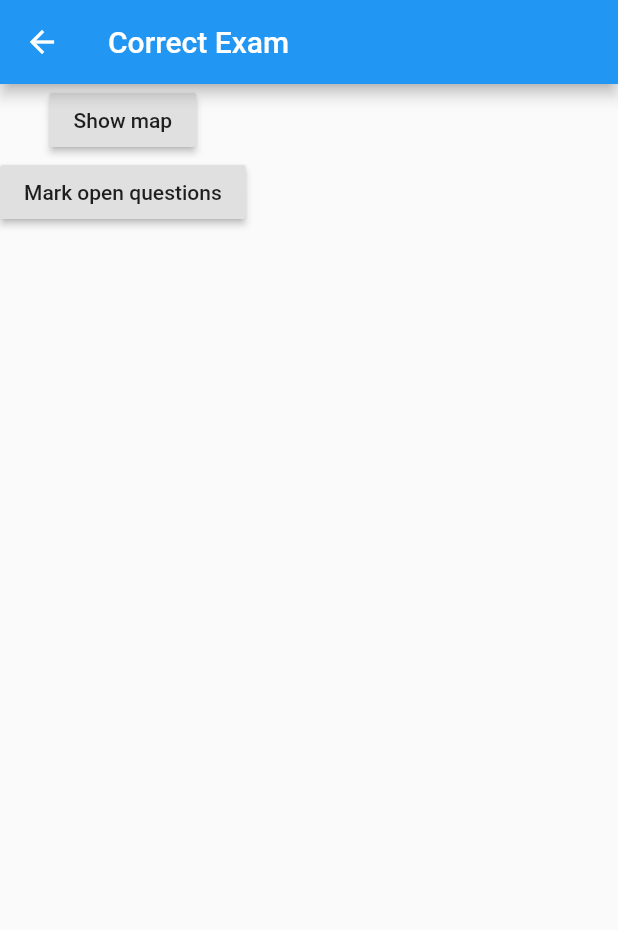
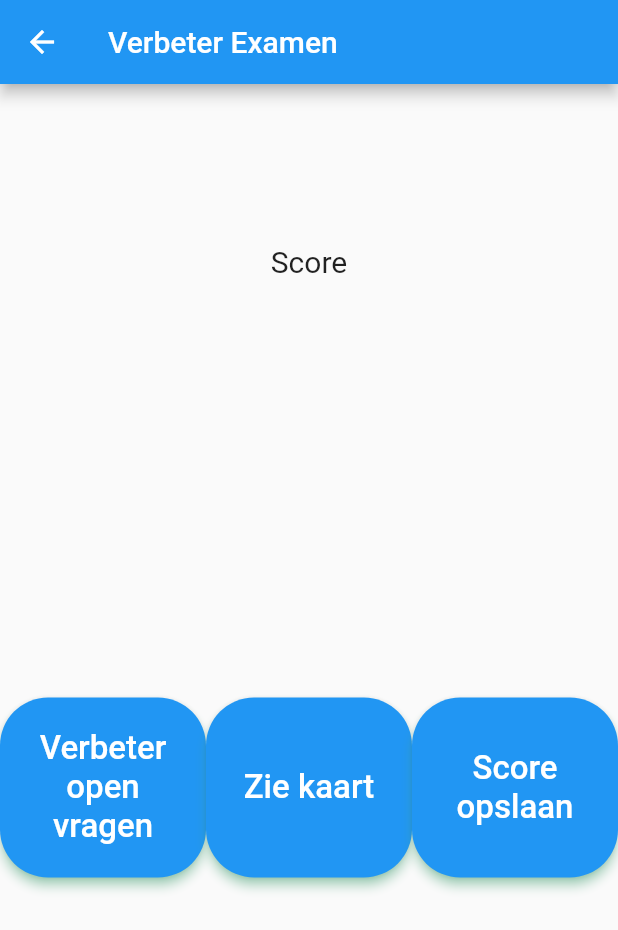
Before and after one commit to SaadiMohamed/IntroMobileGroep-9, a Flutter app: the CorrectExam screen opened directly with empty values, on a phone screen of 412 x 824 dp. Shown: the top 930 px of the screen. Run offline on Flutter 3.47's test engine with Material 2 defaults, Android fonts, the phone set to English and light mode, and no system bars; our stand-ins replace cloud_firestore, firebase_auth, firebase_core, flutter_map, flutter_speed_dial, latlong2 and 1 more; accounts and stored records are empty; network calls fail.

Commit message:
add verbeter screen

```diff
--- a/lib/correct_exam.dart
+++ b/lib/correct_exam.dart
@@ -1,7 +1,10 @@
+
 import 'package:flutter/cupertino.dart';
 import 'package:flutter/material.dart';
 import 'package:project/display_map.dart';
 import 'package:cloud_firestore/cloud_firestore.dart';
+
+import 'open_vraag_verbeter.dart';
 
 class CorrectExam extends StatefulWidget {
   CorrectExam({required Key? key, required this.information}) : super(key: key);
@@ -25,11 +28,17 @@ class _CorrectExamState extends State<CorrectExam> {
   List<dynamic> getOpenQuestion() {
     var collection = FirebaseFirestore.instance.collection('taken');
     int score = 0;
-    List<dynamic> opns = [];
+    var opns = [];
     for (var item in information["answers"]) {
       if (item["type"] == "opn") {
         opns.add(item);
-      } else {
+      }
+      else if(item["type"] == "mtp"){
+        if(item["answer"].toString() == item["studentAnswer"].toString()){
+          score++;
+        }
+      }
+       else {
         if (item["answer"].toString().trim().toLowerCase() ==
             item["studentAnswer"].toString().trim().toLowerCase()) {
           score++;
@@ -46,12 +55,76 @@ class _CorrectExamState extends State<CorrectExam> {
   Widget build(BuildContext context) {
     return Scaffold(
       appBar: AppBar(
-        title: Text("Correct Exam"),
+        title: Text("Verbeter Examen"),
       ),
-      body: Column(
+      body: ListView(
         children: [
-          RaisedButton(
-            child: Text("Show map"),
+          Container(
+            padding: const EdgeInsets.fromLTRB(0, 20, 0, 0),
+            child: Center(
+              child : Text(information['firstname'] + " " + information['lastname'], style: const TextStyle(fontSize: 40),)
+            )
+          ),
+          Container(
+            padding: const EdgeInsets.fromLTRB(0, 40, 0, 0),
+            child: const Center( child: Text("Score",style: TextStyle(fontSize: 20),)),
+          ),
+          Container(
+            width: 200,
+            padding: const EdgeInsets.fromLTRB(350, 120, 350, 0),
+            child: TextFormField(
+              initialValue: information['score'].toString(),
+              keyboardType: TextInputType.number,
+            decoration: const InputDecoration(
+              border: UnderlineInputBorder(),
+              labelText: 'Verander score',
+            ),
+          ),
+          ),
+          Container(
+            padding: const EdgeInsets.fromLTRB(0, 100, 0, 0),
+            child: Row(
+              mainAxisAlignment: MainAxisAlignment.spaceEvenly,
+            mainAxisSize: MainAxisSize.max,
+            crossAxisAlignment: CrossAxisAlignment.center,
+            children: [
+              Flexible(
+                  child: ElevatedButton(
+                style: ElevatedButton.styleFrom(
+                    primary: Colors.blue,
+                    onPrimary: Colors.white,
+                    shadowColor: Colors.greenAccent,
+                    elevation: 3,
+                    shape: RoundedRectangleBorder(
+                        borderRadius: BorderRadius.circular(32.0)),
+                    minimumSize: const Size(200, 120),
+                    maximumSize: const Size(200, 120) //////// HERE
+                    ),
+                onPressed: () {
+                  print(getOpenQuestion());
+                  Navigator.push(
+                    context,
+                    MaterialPageRoute(
+                      builder: (context) => OpenVraagVerbeter(
+                        questions: getOpenQuestion(),
+                      ),
+                    ),
+                  );
+                },
+                child:
+                    const Text('Verbeter open vragen', style: TextStyle(fontSize: 22), textAlign: TextAlign.center,),
+              )),
+              Flexible(
+                  child: ElevatedButton(
+                style: ElevatedButton.styleFrom(
+                  primary: Colors.blue,
+                  onPrimary: Colors.white,
+                  shadowColor: Colors.greenAccent,
+                  elevation: 3,
+                  shape: RoundedRectangleBorder(
+                      borderRadius: BorderRadius.circular(32.0)),
+                  minimumSize: const Size(200, 120), //////// HERE
+                ),
                 onPressed: () {
                   Navigator.push(
                 context,
@@ -63,23 +136,34 @@ class _CorrectExamState extends State<CorrectExam> {
                         )),
               );
                 },
+                child: const Text('Zie kaart',
+                    style: TextStyle(fontSize: 22)),
+              )),
+              Flexible(
+                  child: ElevatedButton(
+                style: ElevatedButton.styleFrom(
+                    primary: Colors.blue,
+                    onPrimary: Colors.white,
+                    shadowColor: Colors.greenAccent,
+                    elevation: 3,
+                    shape: RoundedRectangleBorder(
+                        borderRadius: BorderRadius.circular(32.0)),
+                    minimumSize: const Size(200, 120),
+                    maximumSize: const Size(200, 120) //////// HERE
                     ),
-          RaisedButton(
-            child: Text("Mark open questions"),
                 onPressed: () {
-              Navigator.push(
-                context,
-                MaterialPageRoute(
-                    builder: (context) => DisplayMap(
-                          latitude: information["lat"],
-                          longitude: information["lng"],
-                          key: null,
-                        )),
-              );
                 },
+                child: const Text(
+                  'Score opslaan',
+                  style: TextStyle(fontSize: 22),
+                  textAlign: TextAlign.center,
+                ),
+              ))
+            ],
+            ),
           )
         ],
-      ),
+      )
     );
   }
 }
--- a/lib/exammenu_lector.dart
+++ b/lib/exammenu_lector.dart
@@ -16,7 +16,7 @@ class _ExammenuLectorState extends State<ExammenuLector> {
   Widget build(BuildContext context) {
     return Scaffold(
         appBar: AppBar(
-          title: const Text('Exam Menu'),
+          title: const Text('Examen menu'),
         ),
         body: Center(
           child: Row(
--- a/lib/mainscreen_lector.dart
+++ b/lib/mainscreen_lector.dart
@@ -65,7 +65,7 @@ class _Login extends State<Login> {
                     borderSide: BorderSide(color: Colors.blue),
                   ),
                   border: OutlineInputBorder(),
-                  labelText: 'Username',
+                  labelText: 'Gebruikersnaam',
                 ),
               ),
             ),
@@ -77,7 +77,7 @@ class _Login extends State<Login> {
                 decoration: const InputDecoration(
                   prefixIcon: Icon(Icons.lock, color: Colors.black),
                   border: OutlineInputBorder(),
-                  labelText: 'Password',
+                  labelText: 'Wachtwoord',
                 ),
               ),
             ),
--- a/lib/mainscreen_student.dart
+++ b/lib/mainscreen_student.dart
@@ -55,7 +55,7 @@ class _MainscreenStudentState extends State<MainscreenStudent> {
         Center(
             child: DropdownButton(
           value: valueChoose,
-          hint: const Text("Select your name"),
+          hint: const Text("Selecteer je naam"),
           onChanged: (newValue) {
             setState(() {
               valueChoose = newValue;
@@ -85,7 +85,7 @@ class _MainscreenStudentState extends State<MainscreenStudent> {
                 minimumSize: const Size(40, 80),
                 maximumSize: const Size(40, 80) //////// HERE
                 ),
-            child: const Text("Confirm"),
+            child: const Text("Bevestig"),
             onPressed: () {
               Navigator.push(
                   context,
--- a/lib/view_students.dart
+++ b/lib/view_students.dart
@@ -46,7 +46,7 @@ class _ViewStudents extends State<ViewStudents> {
   Widget build(BuildContext context) {
     return Scaffold(
         appBar: AppBar(
-          title: const Text("View Students"),
+          title: const Text("Studenten"),
         ),
         body: ListView.builder(
             itemCount: students.length,
@@ -65,11 +65,11 @@ class _ViewStudents extends State<ViewStudents> {
                       );
                     },
                     leading: const CircleAvatar(child: Icon(Icons.person)),
-                    title: Text("Name: " +
+                    title: Text("Naam: " +
                         students[index]["firstname"] +
                         " " +
                         students[index]["lastname"]),
-                    subtitle: Text("snummer: " + students[index]["snummer"])),
+                    subtitle: Text("s-nummer: " + students[index]["snummer"])),
               );
             }));
   }
```
Also changed, not shown: lib/open_vraag_verbeter.dart (added, +37 -0 lines). Lines whose indentation alone changed are shown as unchanged.
